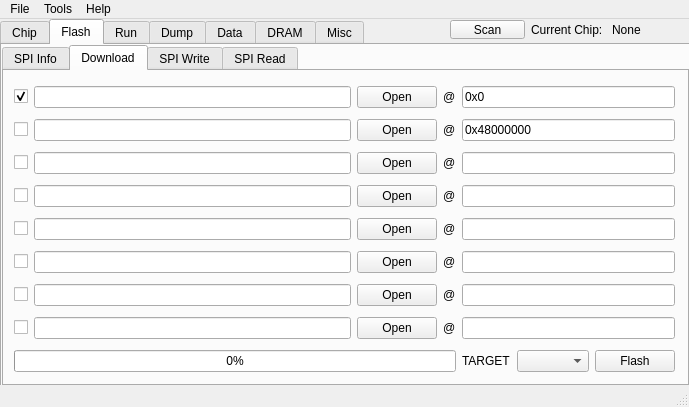
Before: the Qt Designer form src/mainwindow.ui in YuzukiTsuru/YFEL, drawn with Qt 5.
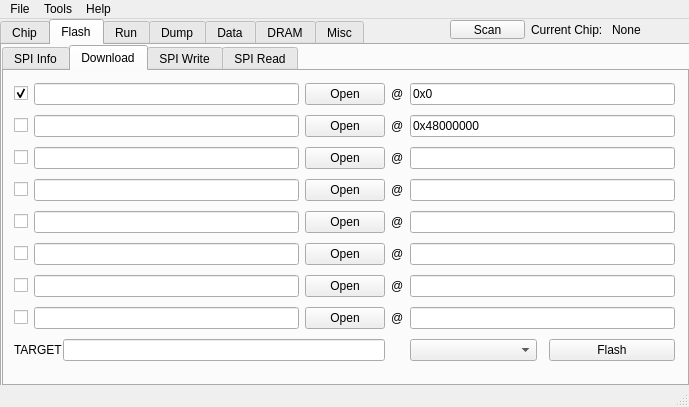
After: the same form once the commit is applied.

What changed in the file:
```diff
--- a/src/mainwindow.ui
+++ b/src/mainwindow.ui
@@ -348,33 +348,19 @@
           <x>10</x>
           <y>10</y>
           <width>661</width>
-          <height>301</height>
+          <height>291</height>
          </rect>
         </property>
-        <layout class="QGridLayout" name="gridLayout_2" columnstretch="1,100,1,1,6">
+        <layout class="QGridLayout" name="gridLayout_2">
          <property name="sizeConstraint">
           <enum>QLayout::SetDefaultConstraint</enum>
          </property>
-         <item row="2" column="1">
-          <widget class="QLineEdit" name="flash_lineEdit_3"/>
-         </item>
-         <item row="6" column="4">
-          <widget class="QLineEdit" name="flash_lineEdit_1_7">
-           <property name="text">
-            <string/>
-           </property>
-          </widget>
-         </item>
-         <item row="7" column="3">
-          <widget class="QLabel" name="flash_label_10">
-           <property name="text">
-            <string>@</string>
-           </property>
-          </widget>
-         </item>
-         <item row="3" column="1">
-          <widget class="QLineEdit" name="flash_lineEdit_4"/>
-         </item>
+         <property name="horizontalSpacing">
+          <number>6</number>
+         </property>
+         <property name="verticalSpacing">
+          <number>8</number>
+         </property>
          <item row="4" column="4">
           <widget class="QLineEdit" name="flash_lineEdit_1_5">
            <property name="text">
@@ -382,6 +368,27 @@
            </property>
           </widget>
          </item>
+         <item row="2" column="3">
+          <widget class="QLabel" name="flash_label_3">
+           <property name="text">
+            <string>@</string>
+           </property>
+          </widget>
+         </item>
+         <item row="5" column="3">
+          <widget class="QLabel" name="flash_label_8">
+           <property name="text">
+            <string>@</string>
+           </property>
+          </widget>
+         </item>
+         <item row="3" column="2">
+          <widget class="QPushButton" name="flash_pushButton_4">
+           <property name="text">
+            <string>Open</string>
+           </property>
+          </widget>
+         </item>
          <item row="6" column="0">
           <widget class="QCheckBox" name="flash_checkBox_8">
            <property name="text">
@@ -389,20 +396,6 @@
            </property>
           </widget>
          </item>
-         <item row="5" column="0">
-          <widget class="QCheckBox" name="flash_checkBox_7">
-           <property name="text">
-            <string/>
-           </property>
-          </widget>
-         </item>
-         <item row="0" column="3">
-          <widget class="QLabel" name="flash_label_1">
-           <property name="text">
-            <string>@</string>
-           </property>
-          </widget>
-         </item>
          <item row="5" column="4">
           <widget class="QLineEdit" name="flash_lineEdit_1_6">
            <property name="text">
@@ -410,9 +403,6 @@
            </property>
           </widget>
          </item>
-         <item row="0" column="1">
-          <widget class="QLineEdit" name="flash_lineEdit_1"/>
-         </item>
          <item row="3" column="0">
           <widget class="QCheckBox" name="flash_checkBox_4">
            <property name="text">
@@ -420,30 +410,43 @@
            </property>
           </widget>
          </item>
-         <item row="4" column="0">
-          <widget class="QCheckBox" name="flash_checkBox_5">
+         <item row="4" column="3">
+          <widget class="QLabel" name="flash_label_7">
+           <property name="text">
+            <string>@</string>
+           </property>
+          </widget>
+         </item>
+         <item row="5" column="1">
+          <widget class="QLineEdit" name="flash_lineEdit_6"/>
+         </item>
+         <item row="6" column="1">
+          <widget class="QLineEdit" name="flash_lineEdit_7"/>
+         </item>
+         <item row="0" column="3">
+          <widget class="QLabel" name="flash_label_1">
+           <property name="text">
+            <string>@</string>
+           </property>
+          </widget>
+         </item>
+         <item row="5" column="0">
+          <widget class="QCheckBox" name="flash_checkBox_7">
            <property name="text">
             <string/>
            </property>
           </widget>
          </item>
-         <item row="2" column="4">
-          <widget class="QLineEdit" name="flash_lineEdit_1_3"/>
+         <item row="4" column="1">
+          <widget class="QLineEdit" name="flash_lineEdit_5"/>
          </item>
-         <item row="6" column="2">
-          <widget class="QPushButton" name="flash_pushButton_7">
+         <item row="0" column="2">
+          <widget class="QPushButton" name="flash_pushButton_1">
            <property name="text">
             <string>Open</string>
            </property>
           </widget>
          </item>
-         <item row="2" column="3">
-          <widget class="QLabel" name="flash_label_3">
-           <property name="text">
-            <string>@</string>
-           </property>
-          </widget>
-         </item>
          <item row="1" column="3">
           <widget class="QLabel" name="flash_label_2">
            <property name="text">
@@ -451,13 +454,6 @@
            </property>
           </widget>
          </item>
-         <item row="5" column="2">
-          <widget class="QPushButton" name="flash_pushButton_6">
-           <property name="text">
-            <string>Open</string>
-           </property>
-          </widget>
-         </item>
          <item row="7" column="0">
           <widget class="QCheckBox" name="flash_checkBox_9">
            <property name="text">
@@ -465,23 +461,37 @@
            </property>
           </widget>
          </item>
-         <item row="1" column="1">
-          <widget class="QLineEdit" name="flash_lineEdit_2"/>
+         <item row="1" column="2">
+          <widget class="QPushButton" name="flash_pushButton_2">
+           <property name="text">
+            <string>Open</string>
+           </property>
+          </widget>
          </item>
-         <item row="8" column="0" colspan="4">
-          <widget class="QProgressBar" name="progressBar">
-           <property name="value">
-            <number>0</number>
+         <item row="6" column="4">
+          <widget class="QLineEdit" name="flash_lineEdit_1_7">
+           <property name="text">
+            <string/>
            </property>
           </widget>
          </item>
-         <item row="3" column="2">
-          <widget class="QPushButton" name="flash_pushButton_4">
+         <item row="3" column="1">
+          <widget class="QLineEdit" name="flash_lineEdit_4"/>
+         </item>
+         <item row="4" column="2">
+          <widget class="QPushButton" name="flash_pushButton_5">
            <property name="text">
             <string>Open</string>
            </property>
           </widget>
          </item>
+         <item row="1" column="4">
+          <widget class="QLineEdit" name="flash_lineEdit_1_2">
+           <property name="text">
+            <string>0x48000000</string>
+           </property>
+          </widget>
+         </item>
          <item row="2" column="0">
           <widget class="QCheckBox" name="flash_checkBox_3">
            <property name="text">
@@ -489,6 +499,43 @@
            </property>
           </widget>
          </item>
+         <item row="2" column="4">
+          <widget class="QLineEdit" name="flash_lineEdit_1_3"/>
+         </item>
+         <item row="7" column="1">
+          <widget class="QLineEdit" name="flash_lineEdit_8"/>
+         </item>
+         <item row="1" column="1">
+          <widget class="QLineEdit" name="flash_lineEdit_2"/>
+         </item>
+         <item row="3" column="3">
+          <widget class="QLabel" name="flash_label_6">
+           <property name="text">
+            <string>@</string>
+           </property>
+          </widget>
+         </item>
+         <item row="0" column="4">
+          <widget class="QLineEdit" name="flash_lineEdit_1_1">
+           <property name="text">
+            <string>0x0</string>
+           </property>
+          </widget>
+         </item>
+         <item row="2" column="2">
+          <widget class="QPushButton" name="flash_pushButton_3">
+           <property name="text">
+            <string>Open</string>
+           </property>
+          </widget>
+         </item>
+         <item row="7" column="4">
+          <widget class="QLineEdit" name="flash_lineEdit_1_8">
+           <property name="text">
+            <string/>
+           </property>
+          </widget>
+         </item>
          <item row="1" column="0">
           <widget class="QCheckBox" name="flash_checkBox_2">
            <property name="text">
@@ -496,32 +543,21 @@
            </property>
           </widget>
          </item>
-         <item row="5" column="1">
-          <widget class="QLineEdit" name="flash_lineEdit_6"/>
-         </item>
-         <item row="4" column="3">
-          <widget class="QLabel" name="flash_label_7">
+         <item row="0" column="0">
+          <widget class="QCheckBox" name="flash_checkBox_1">
            <property name="text">
-            <string>@</string>
+            <string/>
            </property>
-          </widget>
-         </item>
-         <item row="7" column="2">
-          <widget class="QPushButton" name="flash_pushButton_8">
-           <property name="text">
-            <string>Open</string>
+           <property name="checked">
+            <bool>true</bool>
            </property>
           </widget>
          </item>
          <item row="8" column="4">
           <layout class="QHBoxLayout" name="FEL_Flash_Flash">
-           <item>
-            <widget class="QLabel" name="flash_felflash_label">
-             <property name="text">
-              <string>TARGET</string>
-             </property>
-            </widget>
-           </item>
+           <property name="spacing">
+            <number>12</number>
+           </property>
            <item>
             <widget class="QComboBox" name="flashfelflash_comboBox">
              <property name="currentText">
@@ -541,78 +577,6 @@
            </item>
           </layout>
          </item>
-         <item row="0" column="2">
-          <widget class="QPushButton" name="flash_pushButton_1">
-           <property name="text">
-            <string>Open</string>
-           </property>
-          </widget>
-         </item>
-         <item row="3" column="3">
-          <widget class="QLabel" name="flash_label_6">
-           <property name="text">
-            <string>@</string>
-           </property>
-          </widget>
-         </item>
-         <item row="5" column="3">
-          <widget class="QLabel" name="flash_label_8">
-           <property name="text">
-            <string>@</string>
-           </property>
-          </widget>
-         </item>
-         <item row="0" column="0">
-          <widget class="QCheckBox" name="flash_checkBox_1">
-           <property name="text">
-            <string/>
-           </property>
-           <property name="checked">
-            <bool>true</bool>
-           </property>
-          </widget>
-         </item>
-         <item row="4" column="2">
-          <widget class="QPushButton" name="flash_pushButton_5">
-           <property name="text">
-            <string>Open</string>
-           </property>
-          </widget>
-         </item>
-         <item row="1" column="4">
-          <widget class="QLineEdit" name="flash_lineEdit_1_2">
-           <property name="text">
-            <string>0x48000000</string>
-           </property>
-          </widget>
-         </item>
-         <item row="6" column="1">
-          <widget class="QLineEdit" name="flash_lineEdit_7"/>
-         </item>
-         <item row="0" column="4">
-          <widget class="QLineEdit" name="flash_lineEdit_1_1">
-           <property name="text">
-            <string>0x0</string>
-           </property>
-          </widget>
-         </item>
-         <item row="6" column="3">
-          <widget class="QLabel" name="flash_label_9">
-           <property name="text">
-            <string>@</string>
-           </property>
-          </widget>
-         </item>
-         <item row="2" column="2">
-          <widget class="QPushButton" name="flash_pushButton_3">
-           <property name="text">
-            <string>Open</string>
-           </property>
-          </widget>
-         </item>
-         <item row="7" column="1">
-          <widget class="QLineEdit" name="flash_lineEdit_8"/>
-         </item>
          <item row="3" column="4">
           <widget class="QLineEdit" name="flash_lineEdit_1_4">
            <property name="text">
@@ -620,22 +584,67 @@
            </property>
           </widget>
          </item>
-         <item row="7" column="4">
-          <widget class="QLineEdit" name="flash_lineEdit_1_8">
+         <item row="5" column="2">
+          <widget class="QPushButton" name="flash_pushButton_6">
+           <property name="text">
+            <string>Open</string>
+           </property>
+          </widget>
+         </item>
+         <item row="6" column="3">
+          <widget class="QLabel" name="flash_label_9">
+           <property name="text">
+            <string>@</string>
+           </property>
+          </widget>
+         </item>
+         <item row="6" column="2">
+          <widget class="QPushButton" name="flash_pushButton_7">
+           <property name="text">
+            <string>Open</string>
+           </property>
+          </widget>
+         </item>
+         <item row="7" column="2">
+          <widget class="QPushButton" name="flash_pushButton_8">
+           <property name="text">
+            <string>Open</string>
+           </property>
+          </widget>
+         </item>
+         <item row="2" column="1">
+          <widget class="QLineEdit" name="flash_lineEdit_3"/>
+         </item>
+         <item row="4" column="0">
+          <widget class="QCheckBox" name="flash_checkBox_5">
            <property name="text">
             <string/>
            </property>
           </widget>
          </item>
-         <item row="1" column="2">
-          <widget class="QPushButton" name="flash_pushButton_2">
+         <item row="7" column="3">
+          <widget class="QLabel" name="flash_label_10">
            <property name="text">
-            <string>Open</string>
+            <string>@</string>
            </property>
           </widget>
          </item>
-         <item row="4" column="1">
-          <widget class="QLineEdit" name="flash_lineEdit_5"/>
+         <item row="0" column="1">
+          <widget class="QLineEdit" name="flash_lineEdit_1"/>
+         </item>
+         <item row="8" column="0" colspan="3">
+          <layout class="QHBoxLayout" name="horizontalLayout_8">
+           <item>
+            <widget class="QLabel" name="flash_felflash_label">
+             <property name="text">
+              <string>TARGET</string>
+             </property>
+            </widget>
+           </item>
+           <item>
+            <widget class="QLineEdit" name="lineEdit"/>
+           </item>
+          </layout>
          </item>
         </layout>
        </widget>
```
